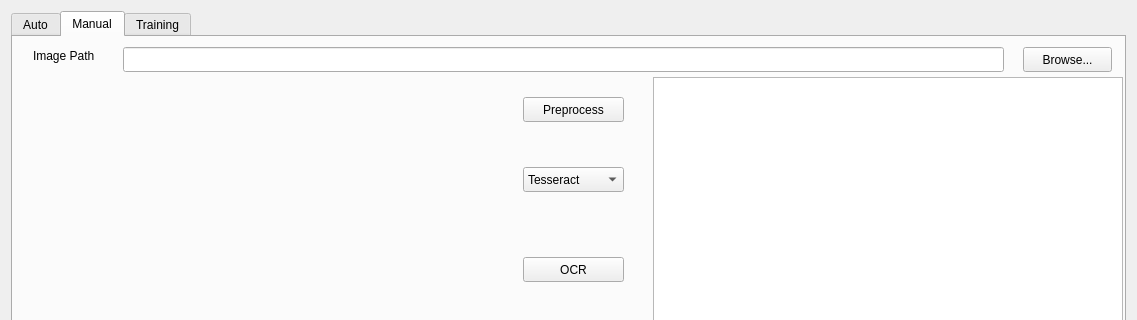
This is VieOCR_Basic_GUI/VieOCR_Basic_GUI/mainwindow.ui in hakuo/mythesis17 as Qt 5 draws it before an edit; both pictures show x 0 to 1137 and y 0 to 320 of the 1137 by 716 pixel window. The edited form follows.
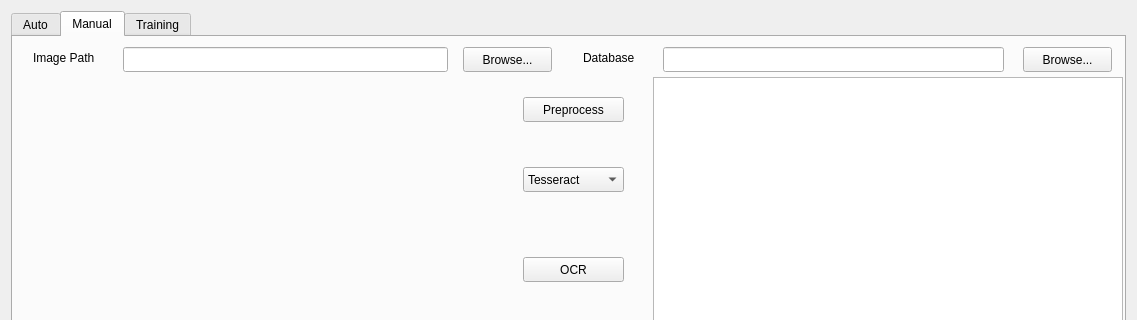
This is the edited form. Icons and pictures are not drawn.

The edit to the form file:
```diff
--- a/VieOCR_Basic_GUI/VieOCR_Basic_GUI/mainwindow.ui
+++ b/VieOCR_Basic_GUI/VieOCR_Basic_GUI/mainwindow.ui
@@ -59,7 +59,7 @@
        <widget class="QPushButton" name="imgBrowseButton">
         <property name="geometry">
          <rect>
-          <x>1010</x>
+          <x>450</x>
           <y>10</y>
           <width>89</width>
           <height>25</height>
@@ -74,7 +74,7 @@
          <rect>
           <x>110</x>
           <y>10</y>
-          <width>881</width>
+          <width>325</width>
           <height>25</height>
          </rect>
         </property>
@@ -83,7 +83,7 @@
         <property name="geometry">
          <rect>
           <x>20</x>
-          <y>10</y>
+          <y>12</y>
           <width>81</width>
           <height>17</height>
          </rect>
@@ -192,6 +192,42 @@
          <string>Auto</string>
         </property>
        </widget>
+       <widget class="QLabel" name="label_5">
+        <property name="geometry">
+         <rect>
+          <x>570</x>
+          <y>12</y>
+          <width>71</width>
+          <height>17</height>
+         </rect>
+        </property>
+        <property name="text">
+         <string>Database</string>
+        </property>
+       </widget>
+       <widget class="QLineEdit" name="lineDataPath">
+        <property name="geometry">
+         <rect>
+          <x>650</x>
+          <y>10</y>
+          <width>341</width>
+          <height>25</height>
+         </rect>
+        </property>
+       </widget>
+       <widget class="QPushButton" name="dataBrowseButton">
+        <property name="geometry">
+         <rect>
+          <x>1010</x>
+          <y>10</y>
+          <width>89</width>
+          <height>25</height>
+         </rect>
+        </property>
+        <property name="text">
+         <string>Browse...</string>
+        </property>
+       </widget>
       </widget>
       <widget class="QWidget" name="tabTraining">
        <attribute name="title">
```
